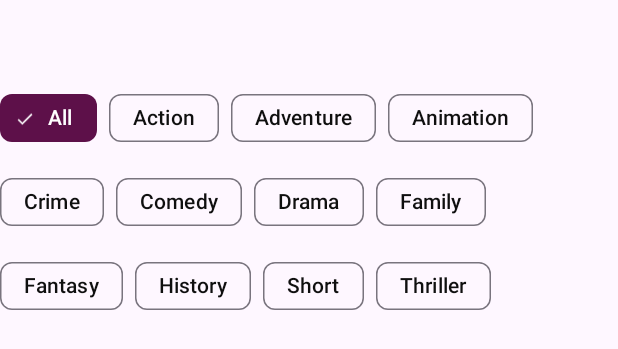
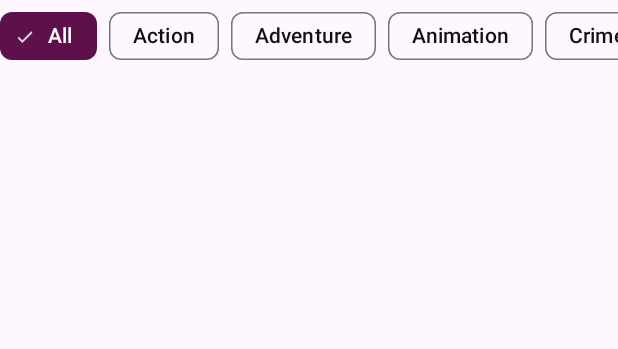
Before and after one commit to Raff120/android_movie_catalog, an Android app: the layout fragment_category.xml on its own in the app's theme, with its tools: preview values and no code run, on a phone screen of 412 x 824 dp. Shown: the top 349 px of the screen. Run offline under Robolectric (Android 15) with nearby library versions, the phone set to English and light mode, and no system bars; network calls fail.

Commit message:
Categories Chips

```diff
--- a/app/src/main/java/it/step/moviecatalog/fragment/SearchFragment.kt
+++ b/app/src/main/java/it/step/moviecatalog/fragment/SearchFragment.kt
@@ -10,6 +10,7 @@ import android.widget.SearchView
 import androidx.fragment.app.Fragment
 import androidx.fragment.app.viewModels
 import androidx.lifecycle.Observer
+import androidx.navigation.fragment.findNavController
 import androidx.recyclerview.widget.LinearLayoutManager
 import androidx.recyclerview.widget.RecyclerView
 import com.google.android.material.divider.MaterialDividerItemDecoration
@@ -71,7 +72,9 @@ class SearchFragment : Fragment() {
                 if (newSearchList != null) {
                     searchList = newSearchList
                     movieAdapter = MovieAdapter(searchList){ movie ->
-                        //TODO
+                        val action =
+                            SearchFragmentDirections.actionSearchFragmentToDetailsFragment(movie.imdbID)
+                        findNavController().navigate(action)
                     }
                     val layoutManager = LinearLayoutManager(requireContext())
                     recyclerView.layoutManager = layoutManager
--- a/app/src/main/res/layout/fragment_category.xml
+++ b/app/src/main/res/layout/fragment_category.xml
@@ -8,7 +8,12 @@
 
     <!-- TODO: Update blank fragment layout -->
 
-
+    <HorizontalScrollView
+        android:id="@+id/horizontalScrollView"
+        android:layout_width="match_parent"
+        android:layout_height="wrap_content"
+        android:scrollbars="none"
+        app:layout_constraintTop_toTopOf="parent">
 
         <com.google.android.material.chip.ChipGroup
             android:id="@+id/chipGroup"
@@ -110,6 +115,7 @@
                 android:text="@string/Thriller" />
 
         </com.google.android.material.chip.ChipGroup>
+    </HorizontalScrollView>
 
     <androidx.recyclerview.widget.RecyclerView
         android:id="@+id/cf_allmovie_recycle"
@@ -119,7 +125,7 @@
         app:layout_constraintEnd_toEndOf="parent"
         app:layout_constraintHorizontal_bias="0.0"
         app:layout_constraintStart_toStartOf="parent"
-        app:layout_constraintTop_toBottomOf="@+id/chipGroup"
+        app:layout_constraintTop_toBottomOf="@+id/horizontalScrollView"
         app:layout_constraintVertical_bias="0.0" />
 
     <ProgressBar
@@ -147,4 +153,5 @@
         app:layout_constraintStart_toEndOf="@+id/cf_allmovie_recycle"
         app:layout_constraintTop_toBottomOf="@+id/cf_allmovie_recycle"
         app:layout_constraintVertical_bias="0.5" />
+
 </androidx.constraintlayout.widget.ConstraintLayout>
```
Also changed, not shown: app/src/main/res/layout/fragment_details.xml (+17 -17 lines). Lines whose indentation alone changed are shown as unchanged.
